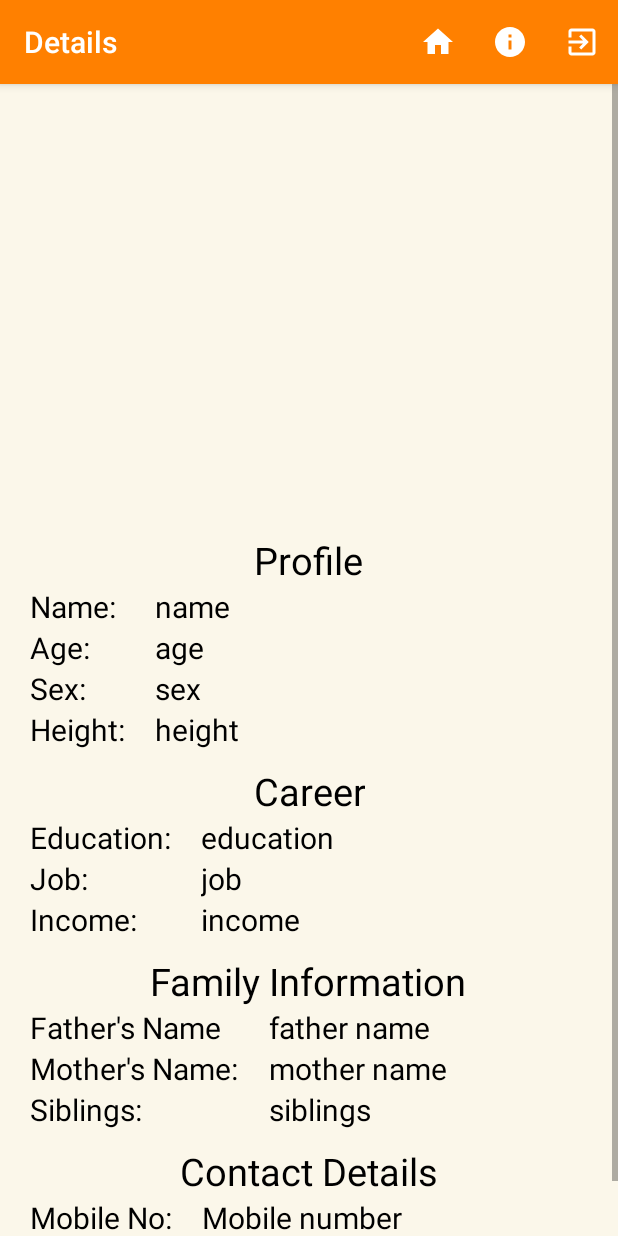
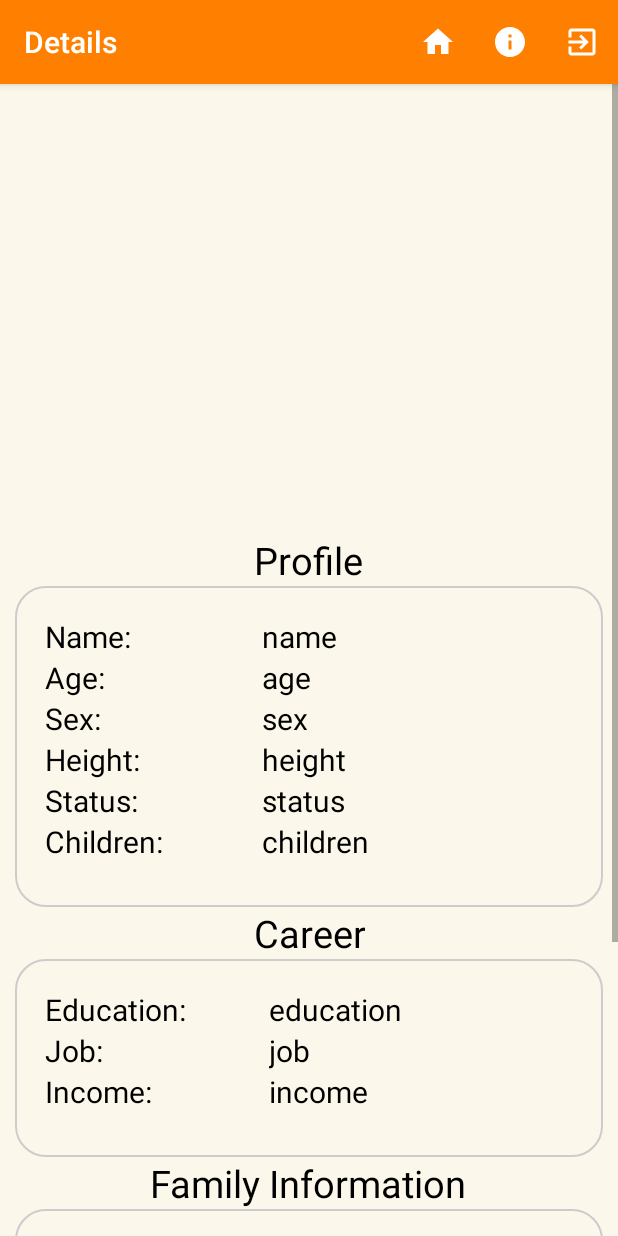
Before and after one commit to ACselvan/acselvan1, an Android app: the Matrimony_View_Details screen opened directly, with no data from a screen before it, on a phone screen of 412 x 824 dp. Run offline under Robolectric (Android 15) with nearby library versions, the phone set to English and light mode, and no system bars; our stand-ins replace Firebase (no records; nobody signed in at launch, a user with empty details on screens opened directly), Picasso; pictures from the network do not load.

Commit message:
25/06/2020 evening

```diff
--- a/app/src/main/java/com/e/myapplication/Matrimony_View_Details.java
+++ b/app/src/main/java/com/e/myapplication/Matrimony_View_Details.java
@@ -9,6 +9,7 @@ import android.content.SharedPreferences;
 import android.os.Bundle;
 import android.view.Menu;
 import android.view.MenuItem;
+import android.view.View;
 import android.widget.ImageView;
 import android.widget.TextView;
 
@@ -22,7 +23,7 @@ import com.google.firebase.database.ValueEventListener;
 import com.squareup.picasso.Picasso;
 
 public class Matrimony_View_Details extends AppCompatActivity {
-    private TextView name,fathername,mothername,cellno,sex,age,siblings,income,job,education,height,city;
+    private TextView name,fathername,mothername,cellno,sex,age,siblings,income,job,education,height,city,children,noofchildren,status_edit;
     private ImageView profilimage;
     private DatabaseReference databaseReference;
     private Query query2;
@@ -49,6 +50,10 @@ public class Matrimony_View_Details extends AppCompatActivity {
         education=findViewById(R.id.drawer_education_matrimony_details);
         height=findViewById(R.id.drawer_height_matrimony_details);
         city=findViewById(R.id.drawer_city_view_details);
+        status_edit=findViewById(R.id.viewdetails_status_matrimony);
+        children=findViewById(R.id.viewdetails_children);
+        noofchildren=findViewById(R.id.viewdetails_children_matrimony);
+
         getSupportActionBar().setTitle("Details");
         sharedPreferences=getSharedPreferences("alreadylogged", Context.MODE_PRIVATE);
         databaseReference= FirebaseDatabase.getInstance().getReference("Matrimony_Details");
@@ -72,6 +77,18 @@ public class Matrimony_View_Details extends AppCompatActivity {
                     job.setText(up.getJob());
                     height.setText(up.getHeight());
                     city.setText(up.getCity());
+                    status_edit.setText(up.getStatus());
+                    if (up.getStatus().equals("Married"))
+                    {
+                        children.setVisibility(View.VISIBLE);
+                        noofchildren.setVisibility(View.VISIBLE);
+                        noofchildren.setText(up.getChildren());
+                    }
+                    else if (up.getStatus().equals("UnMarried"))
+                    {
+                        children.setVisibility(View.INVISIBLE);
+                        noofchildren.setVisibility(View.INVISIBLE);
+                    }
                 }
             }
 
--- /dev/null
+++ b/app/src/main/res/drawable/border.xml
@@ -0,0 +1,6 @@
+<?xml version="1.0" encoding="utf-8"?>
+<shape xmlns:android="http://schemas.android.com/apk/res/android" android:shape="rectangle">
+    <corners android:radius="20dp"/>
+    <padding android:left="20dp" android:right="20dp" android:top="20dp" android:bottom="20dp"/>
+    <stroke android:width="1dp" android:color="#CCCCCC"/>
+</shape>
--- a/app/src/main/res/layout/activity_job_existing.xml
+++ b/app/src/main/res/layout/activity_job_existing.xml
@@ -8,7 +8,7 @@
     <androidx.recyclerview.widget.RecyclerView
         android:id="@+id/recycler_jobexisting"
         android:scrollbars="vertical"
-
+        android:background="#fbf7ea"
         android:layout_width="match_parent"
         android:layout_height="match_parent"/>
 </androidx.constraintlayout.widget.ConstraintLayout>
--- a/app/src/main/res/layout/activity_matrimony__view__details.xml
+++ b/app/src/main/res/layout/activity_matrimony__view__details.xml
@@ -30,13 +30,16 @@
             android:layout_height="wrap_content"
             android:orientation="horizontal"
             android:layout_gravity="center_vertical"
+            android:background="@drawable/border"
+            android:layout_marginLeft="10dp"
+            android:layout_marginRight="10dp"
             >
             <LinearLayout
                 android:layout_marginTop="10dp"
                 android:layout_width="wrap_content"
                 android:layout_height="wrap_content"
                 android:orientation="vertical"
-                android:layout_marginLeft="20dp"
+
                 android:layout_gravity="end"
                 >
                 <TextView
@@ -75,13 +78,31 @@
 
                     android:textColor="#000000"
                     android:textSize="20sp" />
+                <TextView
+
+                    android:layout_width="wrap_content"
+                    android:layout_height="wrap_content"
+                    android:layout_gravity="start"
+                    android:text="Status:"
+
+                    android:textColor="#000000"
+                    android:textSize="20sp" />
+                <TextView
+                    android:id="@+id/viewdetails_children"
+                    android:layout_width="wrap_content"
+                    android:layout_height="wrap_content"
+                    android:layout_gravity="start"
+                    android:text="Children:"
+
+                    android:textColor="#000000"
+                    android:textSize="20sp" />
             </LinearLayout>
             <LinearLayout
                 android:layout_marginTop="10dp"
                 android:layout_width="wrap_content"
                 android:layout_height="wrap_content"
                 android:orientation="vertical"
-                android:layout_marginLeft="20dp"
+                android:layout_marginLeft="66dp"
                 android:layout_gravity="end"
                 >
                 <TextView
@@ -120,6 +141,24 @@
 
                     android:textColor="#000000"
                     android:textSize="20sp" />
+                <TextView
+                    android:id="@+id/viewdetails_status_matrimony"
+                    android:layout_width="wrap_content"
+                    android:layout_height="wrap_content"
+                    android:layout_gravity="start"
+                    android:text="status"
+
+                    android:textColor="#000000"
+                    android:textSize="20sp" />
+                <TextView
+                    android:id="@+id/viewdetails_children_matrimony"
+                    android:layout_width="wrap_content"
+                    android:layout_height="wrap_content"
+                    android:layout_gravity="start"
+                    android:text="children"
+
+                    android:textColor="#000000"
+                    android:textSize="20sp" />
             </LinearLayout>
         </LinearLayout>
         <TextView
@@ -134,14 +173,18 @@
         <LinearLayout
             android:layout_width="match_parent"
             android:layout_height="wrap_content"
-            android:orientation="horizontal">
+            android:orientation="horizontal"
+            android:background="@drawable/border"
+            android:layout_marginLeft="10dp"
+            android:layout_marginRight="10dp">
             <LinearLayout
                 android:layout_marginTop="10dp"
                 android:layout_width="wrap_content"
                 android:layout_height="wrap_content"
                 android:orientation="vertical"
-                android:layout_marginLeft="20dp"
+
                 android:layout_gravity="end"
+
                 >
                 <TextView
 
@@ -176,7 +219,7 @@
                 android:layout_width="wrap_content"
                 android:layout_height="wrap_content"
                 android:orientation="vertical"
-                android:layout_marginLeft="20dp"
+                android:layout_marginLeft="55dp"
                 android:layout_gravity="end"
                 >
                 <TextView
@@ -220,14 +263,18 @@
         <LinearLayout
             android:layout_width="match_parent"
             android:layout_height="wrap_content"
-            android:orientation="horizontal">
+            android:orientation="horizontal"
+            android:background="@drawable/border"
+            android:layout_marginLeft="10dp"
+            android:layout_marginRight="10dp">
             <LinearLayout
                 android:layout_marginTop="10dp"
                 android:layout_width="wrap_content"
                 android:layout_height="wrap_content"
                 android:orientation="vertical"
-                android:layout_marginLeft="20dp"
+
                 android:layout_gravity="end"
+
                 >
                 <TextView
 
@@ -261,7 +308,7 @@
                 android:layout_width="wrap_content"
                 android:layout_height="wrap_content"
                 android:orientation="vertical"
-                android:layout_marginLeft="20dp"
+                android:layout_marginLeft="10dp"
                 android:layout_gravity="end"
                 >
                 <TextView
@@ -300,17 +347,22 @@
             android:text="Contact Details"
             android:textColor="#000000"
             android:textSize="25sp"
-            android:gravity="center_horizontal" />
+            android:gravity="center_horizontal"
+          />
         <LinearLayout
             android:layout_width="match_parent"
             android:layout_height="wrap_content"
-            android:orientation="horizontal">
+            android:orientation="horizontal"
+            android:background="@drawable/border"
+            android:layout_marginLeft="10dp"
+            android:layout_marginRight="10dp"
+            android:layout_marginBottom="10dp">
             <LinearLayout
                 android:layout_marginTop="10dp"
                 android:layout_width="wrap_content"
                 android:layout_height="wrap_content"
                 android:orientation="vertical"
-                android:layout_marginLeft="20dp"
+
                 android:layout_gravity="end"
                 >
                 <TextView
@@ -337,7 +389,7 @@
                 android:layout_width="wrap_content"
                 android:layout_height="wrap_content"
                 android:orientation="vertical"
-                android:layout_marginLeft="20dp"
+                android:layout_marginLeft="55dp"
                 android:layout_gravity="end"
                 >
                 <TextView
```
Also changed, not shown: app/src/main/java/com/e/myapplication/Matrimony_info.java (+20 -1 lines), app/src/main/java/com/e/myapplication/NR.java (+39 -10 lines), app/src/main/java/com/e/myapplication/up1.java (+20 -2 lines), app/src/main/res/layout/activity_matrimony__image__edit.xml (+0 -10 lines), app/src/main/res/layout/activity_nr.xml (+34 -1 lines), app/src/main/res/layout/check.xml (+36 -0 lines), app/src/main/res/layout/job_exiting_item.xml (+8 -8 lines), app/src/main/res/layout/job_item.xml (+7 -7 lines).
